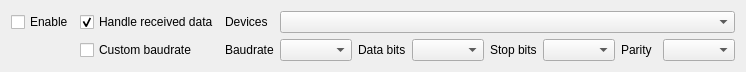
Before: the Qt Designer form src/debuggers/debugger/plugins/transponders/SAKTransponderSerialPortItem.ui in x-tools-author/x-tools, drawn with Qt 5.
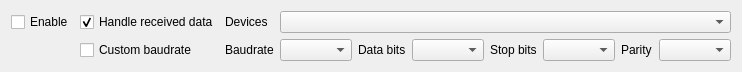
After: the same form once the commit is applied.

Diff of the .ui file:
```diff
--- a/src/debuggers/debugger/plugins/transponders/SAKTransponderSerialPortItem.ui
+++ b/src/debuggers/debugger/plugins/transponders/SAKTransponderSerialPortItem.ui
@@ -6,8 +6,8 @@
    <rect>
     <x>0</x>
     <y>0</y>
-    <width>746</width>
-    <height>68</height>
+    <width>742</width>
+    <height>64</height>
    </rect>
   </property>
   <property name="windowTitle">
```
Left out of the diff: 102 changed lines with no effect on the pictures.
